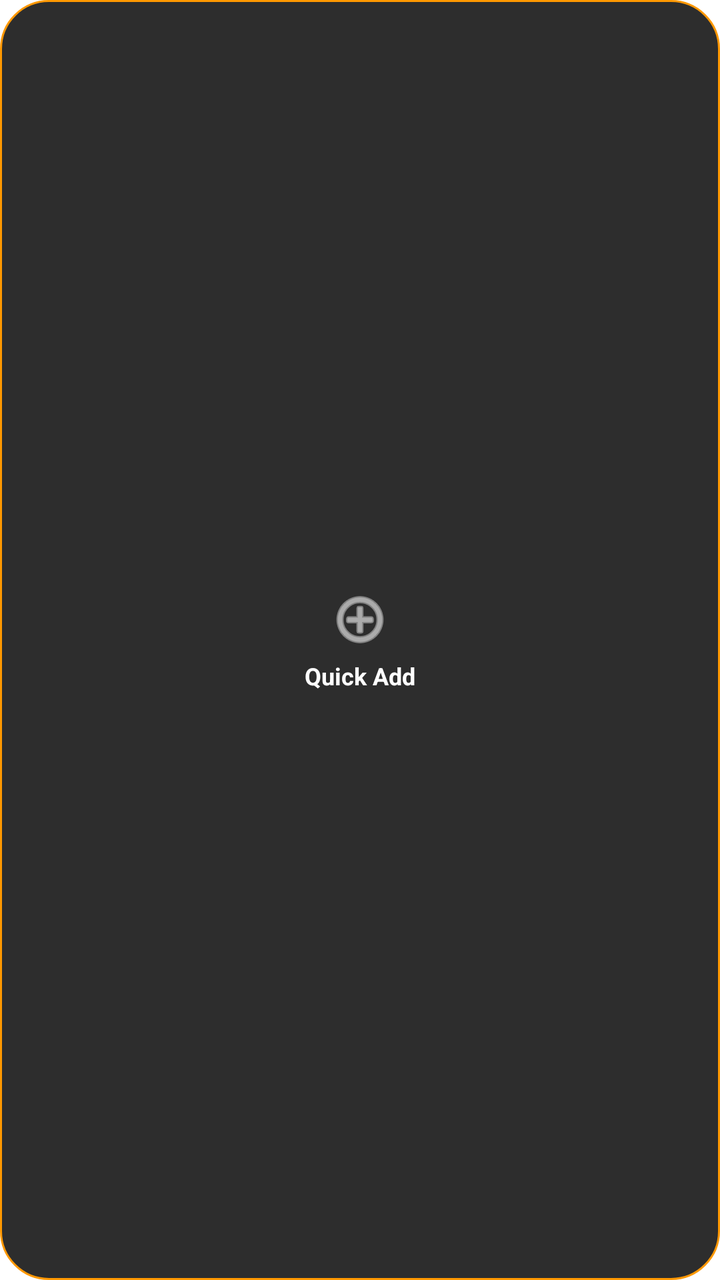
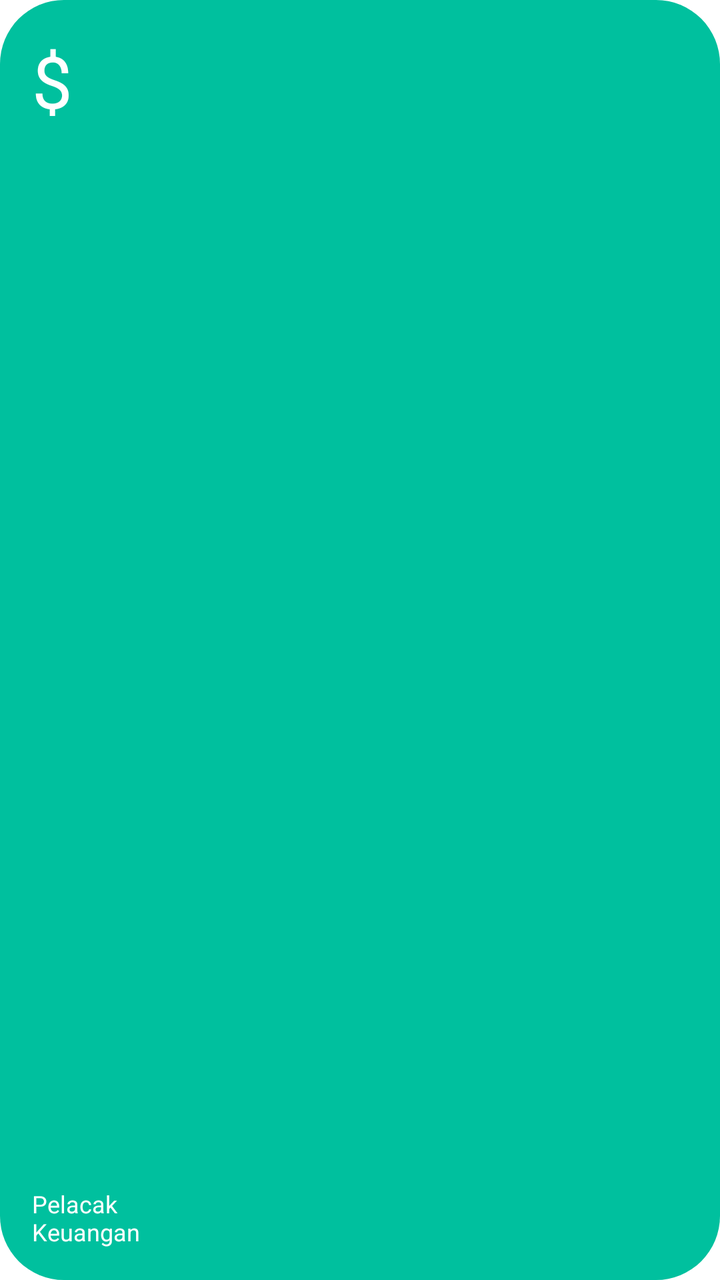

An Android layout rendered at two revisions. The XML below is the earlier revision; the diff shows what the commit changed to produce the second picture.
<!-- AndroidManifest.xml: fallback theme Theme.MaterialComponents.DayNight.NoActionBar -->
<!-- res/layout/quick_add_widget.xml -->
<?xml version="1.0" encoding="utf-8"?>
<LinearLayout xmlns:android="http://schemas.android.com/apk/res/android"
    android:id="@+id/widget_container"
    android:layout_width="match_parent"
    android:layout_height="match_parent"
    android:background="@drawable/widget_bg"
    android:gravity="center"
    android:orientation="vertical"
    android:padding="8dp">

    <ImageView
        android:layout_width="32dp"
        android:layout_height="32dp"
        android:src="@android:drawable/ic_menu_add"
        android:tint="#FFFFFF" />

    <TextView
        android:layout_width="wrap_content"
        android:layout_height="wrap_content"
        android:layout_marginTop="4dp"
        android:text="Quick Add"
        android:textColor="#FFFFFF"
        android:textSize="12sp"
        android:textStyle="bold" />
</LinearLayout>
<!-- resources referenced by this layout -->
<resources>
  <!-- drawable widget_bg (drawable) -->
  <?xml version="1.0" encoding="utf-8"?>
  <shape xmlns:android="http://schemas.android.com/apk/res/android" android:shape="rectangle">
      <solid android:color="#2D2D2D" />
      <corners android:radius="24dp" />
      <stroke android:width="1dp" android:color="#FF9800" />
  </shape>
</resources>

<!-- the commit's change to res/layout/quick_add_widget.xml (unified diff, before → after) -->
@@ -1,25 +1,28 @@
 <?xml version="1.0" encoding="utf-8"?>
-<LinearLayout xmlns:android="http://schemas.android.com/apk/res/android"
+<RelativeLayout xmlns:android="http://schemas.android.com/apk/res/android"
     android:id="@+id/widget_container"
     android:layout_width="match_parent"
     android:layout_height="match_parent"
     android:background="@drawable/widget_bg"
-    android:gravity="center"
-    android:orientation="vertical"
-    android:padding="8dp">
-
-    <ImageView
-        android:layout_width="32dp"
-        android:layout_height="32dp"
-        android:src="@android:drawable/ic_menu_add"
-        android:tint="#FFFFFF" />
+    android:padding="16dp">
 
     <TextView
         android:layout_width="wrap_content"
         android:layout_height="wrap_content"
-        android:layout_marginTop="4dp"
-        android:text="Quick Add"
+        android:layout_alignParentTop="true"
+        android:layout_alignParentStart="true"
+        android:text="$"
+        android:textColor="#FFFFFF"
+        android:textSize="36sp"
+        android:textStyle="normal" />
+
+    <TextView
+        android:layout_width="wrap_content"
+        android:layout_height="wrap_content"
+        android:layout_alignParentBottom="true"
+        android:layout_alignParentStart="true"
+        android:text="Pelacak\nKeuangan"
         android:textColor="#FFFFFF"
         android:textSize="12sp"
-        android:textStyle="bold" />
-</LinearLayout>
+        android:textStyle="normal" />
+</RelativeLayout>
<!-- resource entries referenced after the edit -->
@@ -3,9 +3,8 @@
   <!-- drawable widget_bg (drawable) -->
   <?xml version="1.0" encoding="utf-8"?>
   <shape xmlns:android="http://schemas.android.com/apk/res/android" android:shape="rectangle">
-      <solid android:color="#2D2D2D" />
-      <corners android:radius="24dp" />
-      <stroke android:width="1dp" android:color="#FF9800" />
+      <solid android:color="#00C09E" />
+      <corners android:radius="32dp" />
   </shape>
 </resources>
 
